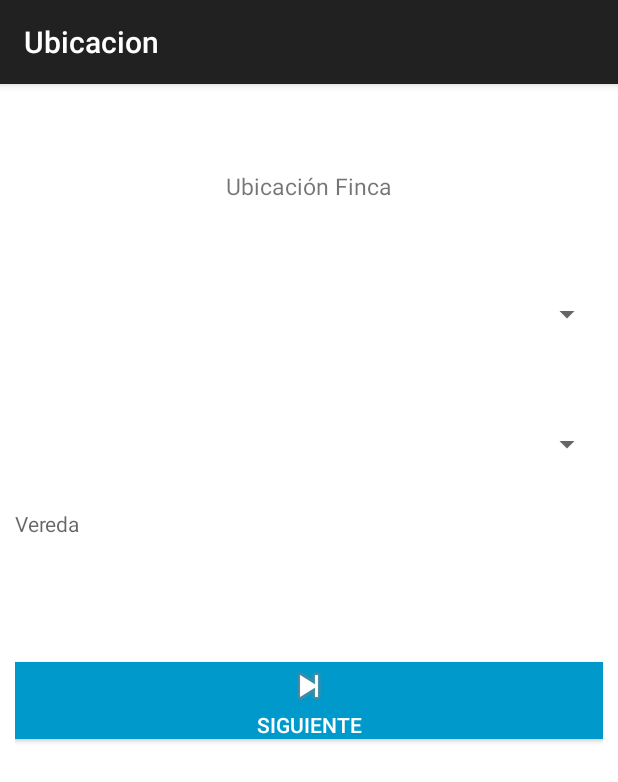
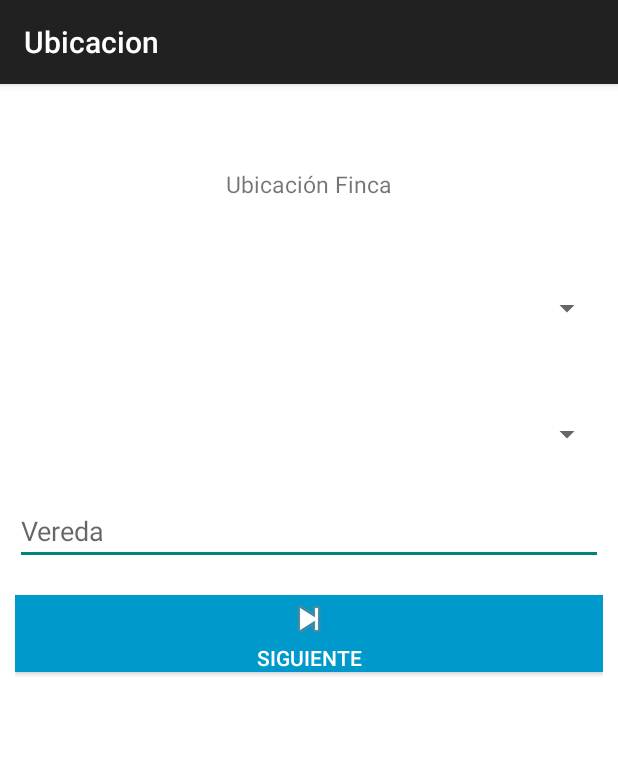
Before and after one commit to WybleTeam/ProcesAgroAndroidFull, an Android app: the Call_Form2Activity screen opened directly, with no data from a screen before it, on a phone screen of 412 x 824 dp. Shown: the top 782 px of the screen. Run offline under Robolectric (Android 15) with nearby library versions, the phone set to English and light mode, and no system bars; 4 statements that could not run were skipped.

Commit message:
agregado campo Veredas

```diff
--- a/app/src/main/java/com/wyble/procesagro/CallFinishActivity.java
+++ b/app/src/main/java/com/wyble/procesagro/CallFinishActivity.java
@@ -40,7 +40,7 @@ public class CallFinishActivity extends ActionBarActivity implements View.OnClic
     private Context context= this;
     ProgressDialog mProgressDialog;
 
-    String TRAMITE_URL = "http://procesagro.tucompualdia.com/crearFormulario/";
+    String TRAMITE_URL = "http://154.70.153.108/proyectos/procesAgroWeb/web/app.php/crearFormulario/";
     private static final String TRAMITE_TABLE = "tramites";
 
     @Override
@@ -53,7 +53,7 @@ public class CallFinishActivity extends ActionBarActivity implements View.OnClic
 
         justificacion = (EditText) findViewById(R.id.justificacion);
         if (tramite.getPerdidaDIN() <= 0) {
-            justificacion.setText(null);
+            justificacion.setText("_");
             justificacion.setEnabled(false);
             justificacion.setFocusable(false);
             justificacion.setKeyListener(null);
--- a/app/src/main/res/layout/activity_call__form2.xml
+++ b/app/src/main/res/layout/activity_call__form2.xml
@@ -73,13 +73,15 @@
             android:layout_marginTop="@dimen/activity_vertical_margin"
             android:hint="Municipio o Vereda" />-->
 
-        <TextView
-            android:layout_width="fill_parent"
+        <EditText
+            android:layout_width="match_parent"
             android:layout_height="wrap_content"
-            android:hint="Vereda"
+            android:inputType="textCapWords|textPersonName"
+            android:ems="10"
+            android:maxLength="30"
             android:id="@+id/vereda"
-            android:layout_weight="0.11"
-            android:inputType="textCapSentences" />
+            android:layout_gravity="center_horizontal"
+            android:hint="Vereda" />
 
         <Button
             android:id="@+id/form2_next"
```
Also changed, not shown: app/src/main/java/com/wyble/procesagro/MainActivity.java (+7 -7 lines), 2 other files.
